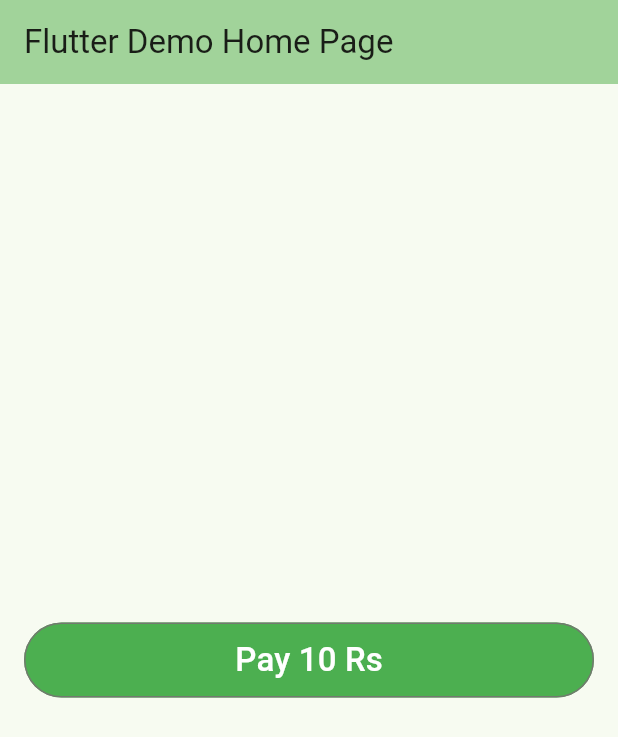
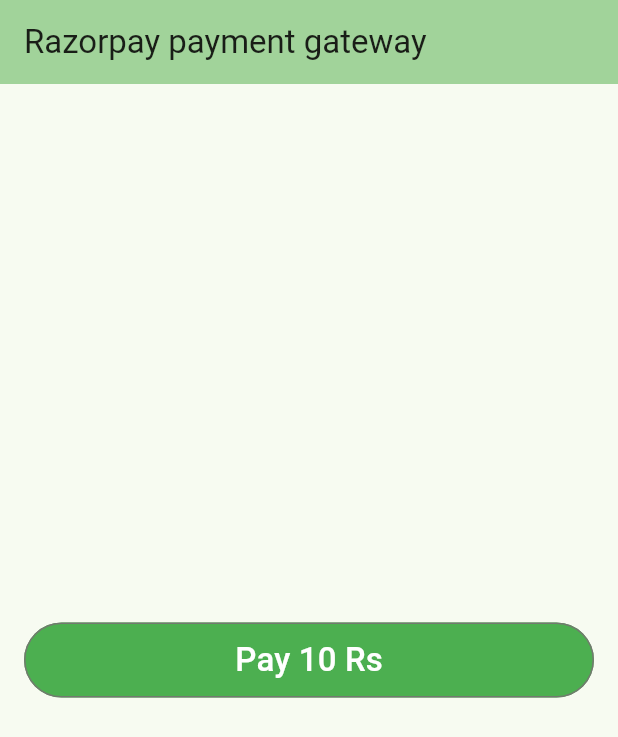
Before and after one commit to pallavipradhan5578/Razorpay-payment-gateway, a Flutter app: the screen it shows after launch, on a phone screen of 412 x 824 dp. Shown: the top 737 px of the screen. Run offline on Flutter 3.47's test engine with Material 3 defaults, Android fonts, the phone set to English and light mode, and no system bars; our stand-ins replace fluttertoast; missing offline and left inert: razorpay_flutter.

Commit message:
payment gateway

```diff
--- a/lib/main.dart
+++ b/lib/main.dart
@@ -78,7 +78,7 @@
           backgroundColor: Theme.of(context).colorScheme.inversePrimary,
           // Here we take the value from the MyHomePage object that was created by
           // the App.build method, and use it to set our appbar title.
-          title: Text(widget.title),
+          title: Text("Razorpay payment gateway"),
         ),
         body: Center(
           child: OutlinedButton(
```
